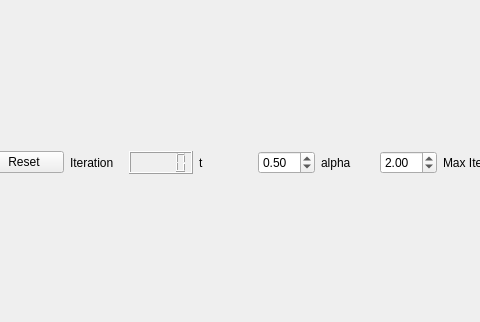
Qt form codigos/QtRandon/SimpleHidrodynamic/interface.ui (emiliobrazil/randomview) before a commit; both pictures show x 190 to 670 and y 0 to 322 of the 942 by 505 pixel window.
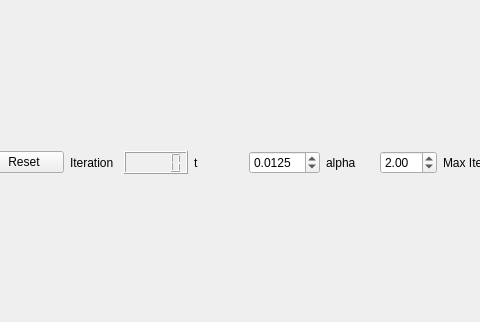
The same form after that commit.

```diff
--- a/codigos/QtRandon/SimpleHidrodynamic/interface.ui
+++ b/codigos/QtRandon/SimpleHidrodynamic/interface.ui
@@ -29,11 +29,17 @@
      </property>
      <item row="0" column="8">
       <widget class="QDoubleSpinBox" name="tSpinBox">
+       <property name="decimals">
+        <number>4</number>
+       </property>
+       <property name="minimum">
+        <double>0.000000000000000</double>
+       </property>
        <property name="singleStep">
         <double>0.050000000000000</double>
        </property>
        <property name="value">
-        <double>0.500000000000000</double>
+        <double>0.012500000000000</double>
        </property>
       </widget>
      </item>
```
Left out of the diff: 2 changed lines with no effect on the pictures.
